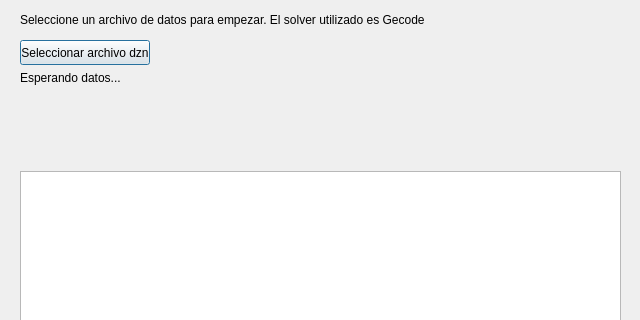
Before: the Qt Designer form mainwindow.ui in Andres-Breads/modeling_relleno, drawn with Qt 5; both pictures show x 0 to 640 and y 0 to 320 of the 640 by 480 pixel window.
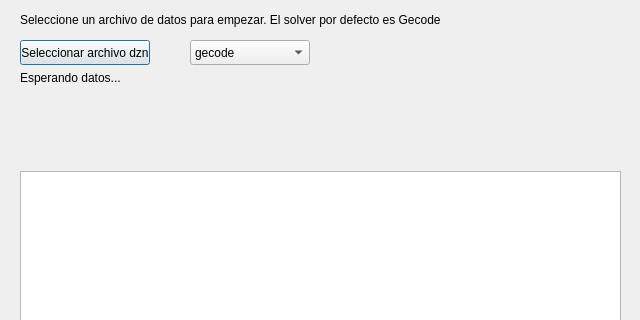
After: the same form once the commit is applied.

Commit message: added solver selector

What changed in the file:
```diff
--- a/mainwindow.ui
+++ b/mainwindow.ui
@@ -31,12 +31,12 @@
     <rect>
      <x>20</x>
      <y>10</y>
-     <width>441</width>
+     <width>440</width>
      <height>20</height>
     </rect>
    </property>
    <property name="text">
-    <string>Seleccione un archivo de datos para empezar. El solver utilizado es Gecode</string>
+    <string>Seleccione un archivo de datos para empezar. El solver por defecto es Gecode</string>
    </property>
   </widget>
   <widget class="QGraphicsView" name="graphicsView">
@@ -75,6 +75,31 @@
     <string/>
    </property>
   </widget>
+  <widget class="QComboBox" name="comboBox">
+   <property name="geometry">
+    <rect>
+     <x>190</x>
+     <y>40</y>
+     <width>120</width>
+     <height>25</height>
+    </rect>
+   </property>
+   <item>
+    <property name="text">
+     <string>gecode</string>
+    </property>
+   </item>
+   <item>
+    <property name="text">
+     <string>chuffed</string>
+    </property>
+   </item>
+   <item>
+    <property name="text">
+     <string>coin-bc</string>
+    </property>
+   </item>
+  </widget>
  </widget>
  <resources/>
  <connections>
```
The commit also changes 1 other file.
